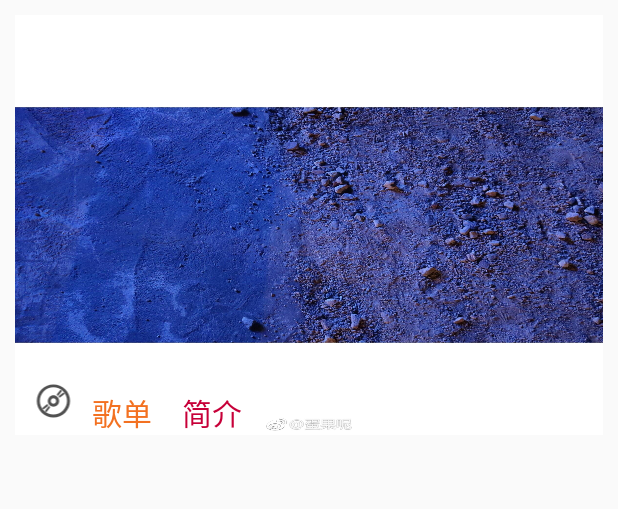
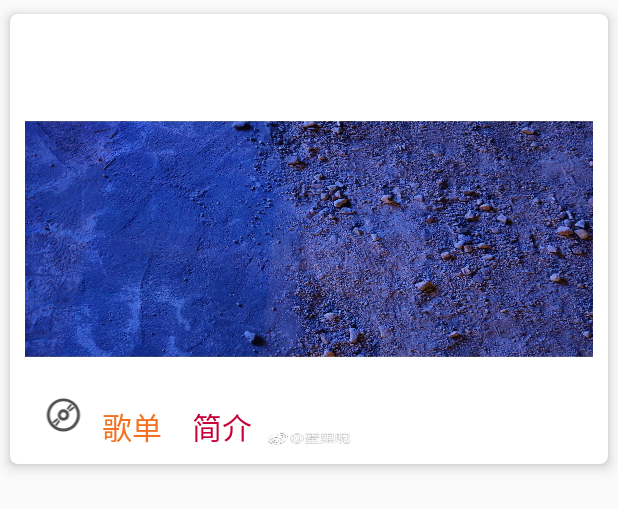
Before and after one commit to Meranchine/Android_LocalMusicPlayer, an Android app: the layout item_musiclist.xml on its own in the app's theme, with its tools: preview values and no code run, on a phone screen of 412 x 824 dp. Shown: the top 509 px of the screen. Run offline under Robolectric (Android 15) with nearby library versions, the phone set to English and light mode, and no system bars.

Commit message:
MusicListItem

```diff
--- a/app/src/main/java/com/example/localmusic/ui/fragment/MusicListFragment.kt
+++ b/app/src/main/java/com/example/localmusic/ui/fragment/MusicListFragment.kt
@@ -5,6 +5,7 @@ import android.view.View
 import android.widget.TextView
 import androidx.recyclerview.widget.LinearLayoutManager
 import com.example.localmusic.R
+import com.example.localmusic.adapter.MusicListAdapter
 import com.example.localmusic.base.BaseFragment
 import kotlinx.android.synthetic.main.fragment_music.*
 
@@ -18,7 +19,7 @@ class MusicListFragment:BaseFragment() {
         //初始化recycleView
         recycleView.layoutManager = LinearLayoutManager(context)
         //适配
-        val adapter = HomeAdapter()
+        val adapter = MusicListAdapter()
         recycleView.adapter = adapter
     }
 
--- a/app/src/main/res/layout/item_musiclist.xml
+++ b/app/src/main/res/layout/item_musiclist.xml
@@ -1,12 +1,20 @@
 <?xml version="1.0" encoding="utf-8"?>
-<RelativeLayout xmlns:android="http://schemas.android.com/apk/res/android"
+<androidx.cardview.widget.CardView android:layout_width="match_parent"
+    android:layout_height="wrap_content"
+    xmlns:android="http://schemas.android.com/apk/res/android"
+    xmlns:app="http://schemas.android.com/apk/res-auto"
+    app:cardElevation="5dp"
+    app:cardUseCompatPadding="true"
+    app:cardCornerRadius="5dp">
+
+<RelativeLayout
     android:layout_width="match_parent"
     android:padding="10dp"
     android:layout_height="300dp">
 
     <ImageView
         android:id="@+id/bg"
-        android:background="@mipmap/BLUE"
+        android:background="@mipmap/blue"
         android:layout_width="match_parent"
         android:layout_height="match_parent"/>
 
@@ -42,4 +50,9 @@
         android:layout_alignParentBottom="true"
 
         android:maxLines="1"/>
+
+    <androidx.cardview.widget.CardView
+        android:layout_width="match_parent"
+        android:layout_height="wrap_content" />
 </RelativeLayout>
+</androidx.cardview.widget.CardView>
```
Also changed, not shown: app/src/main/java/com/example/localmusic/adapter/MusicListAdapter.kt (added, +28 -0 lines), app/src/main/res/mipmap-mdpi/blue.jpg (renamed from app/src/main/res/mipmap-mdpi/BLUE.jpg), app/src/main/res/mipmap-mdpi/cmbyn.png (renamed from app/src/main/res/mipmap-mdpi/CMBYN2.png).
